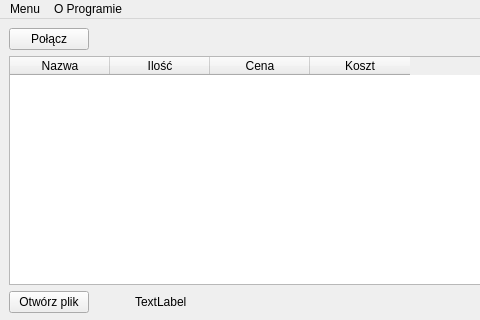
Old version of the form SerialPortPrinter/MainWindow.ui in the repository TheRealMazur/SerialPortPrinter; both pictures show x 0 to 480 and y 0 to 320 of the 800 by 600 pixel window.
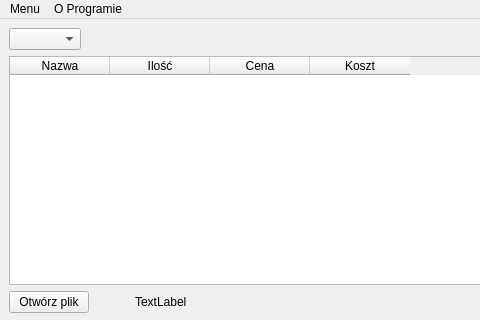
New version of the form.

Patch:
```diff
--- a/SerialPortPrinter/MainWindow.ui
+++ b/SerialPortPrinter/MainWindow.ui
@@ -24,11 +24,7 @@
     <item>
      <layout class="QHBoxLayout" name="horizontalLayout">
       <item>
-       <widget class="QPushButton" name="portOpenButton">
-        <property name="text">
-         <string>Połącz</string>
-        </property>
-       </widget>
+       <widget class="QComboBox" name="portNameComboBox"/>
       </item>
       <item>
        <spacer name="horizontalSpacer">
```
Left out of the diff: 7 changed lines with no effect on the pictures.
